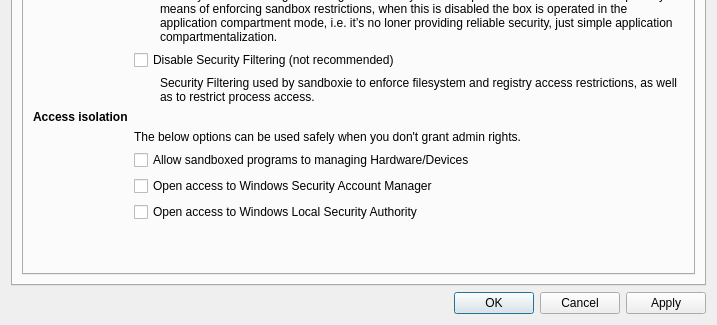
Old version of the form SandboxiePlus/SandMan/Forms/OptionsWindow.ui in the repository sandboxie-plus/Sandboxie; both pictures show x 0 to 717 and y 187 to 512 of the 717 by 512 pixel window.
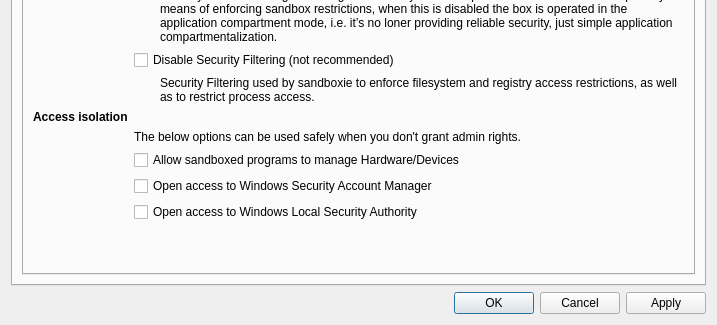
New version of the form. The open tabs and pages were chosen to show the change.

Commit message: Fix option typo in Sandman

Diff of the .ui file:
```diff
--- a/SandboxiePlus/SandMan/Forms/OptionsWindow.ui
+++ b/SandboxiePlus/SandMan/Forms/OptionsWindow.ui
@@ -2201,7 +2201,7 @@
                  <item row="8" column="1" colspan="2">
                   <widget class="QCheckBox" name="chkOpenDevCMApi">
                    <property name="text">
-                    <string>Allow sandboxed programs to managing Hardware/Devices</string>
+                    <string>Allow sandboxed programs to manage Hardware/Devices</string>
                    </property>
                   </widget>
                  </item>
```
